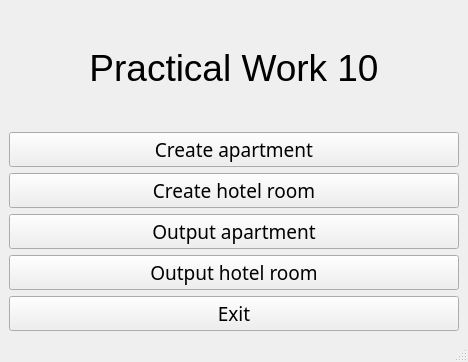
First picture: the form in MDDI/P10/mainwindow.ui, repository ovvasylyshyn/OOP_practice, before the edit.
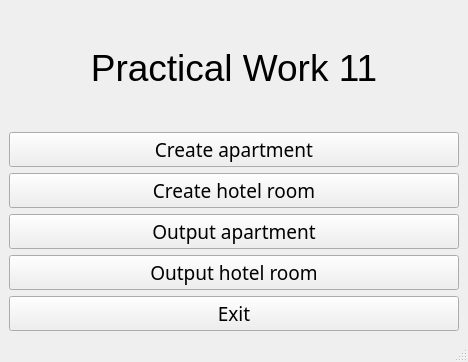
Second picture: the form after the edit.

What changed in the file:
```diff
--- a/MDDI/P10/mainwindow.ui
+++ b/MDDI/P10/mainwindow.ui
@@ -24,7 +24,7 @@
        </font>
       </property>
       <property name="text">
-       <string>Practical Work 10</string>
+       <string>Practical Work 11</string>
       </property>
       <property name="alignment">
        <set>Qt::AlignCenter</set>
```
